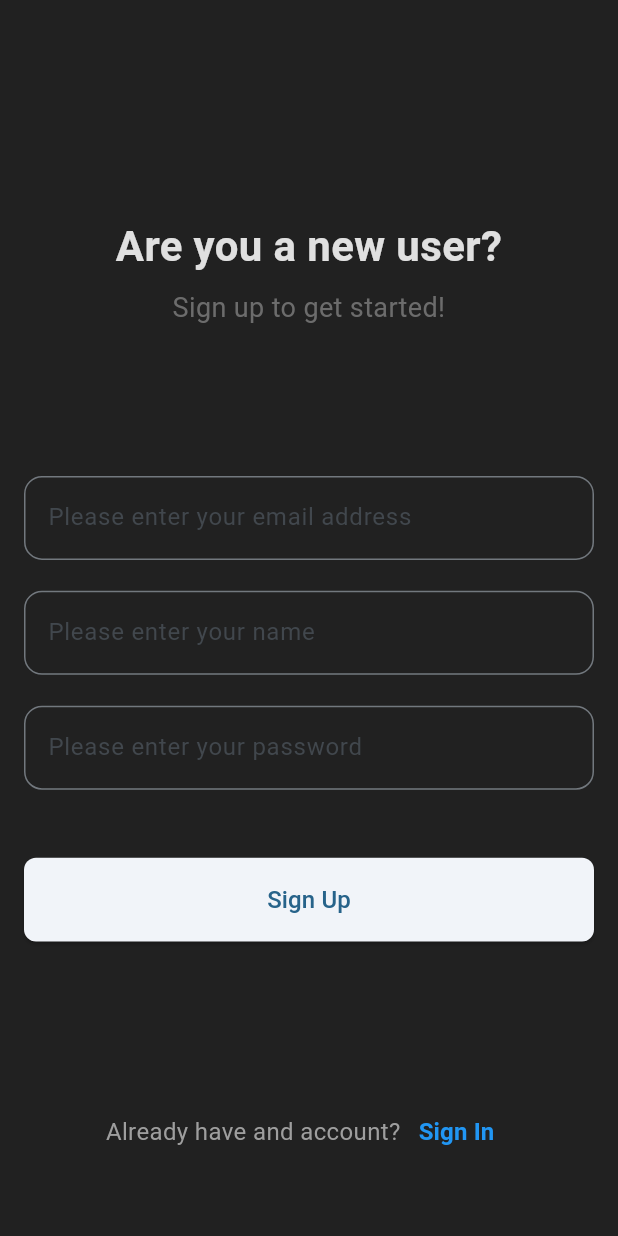
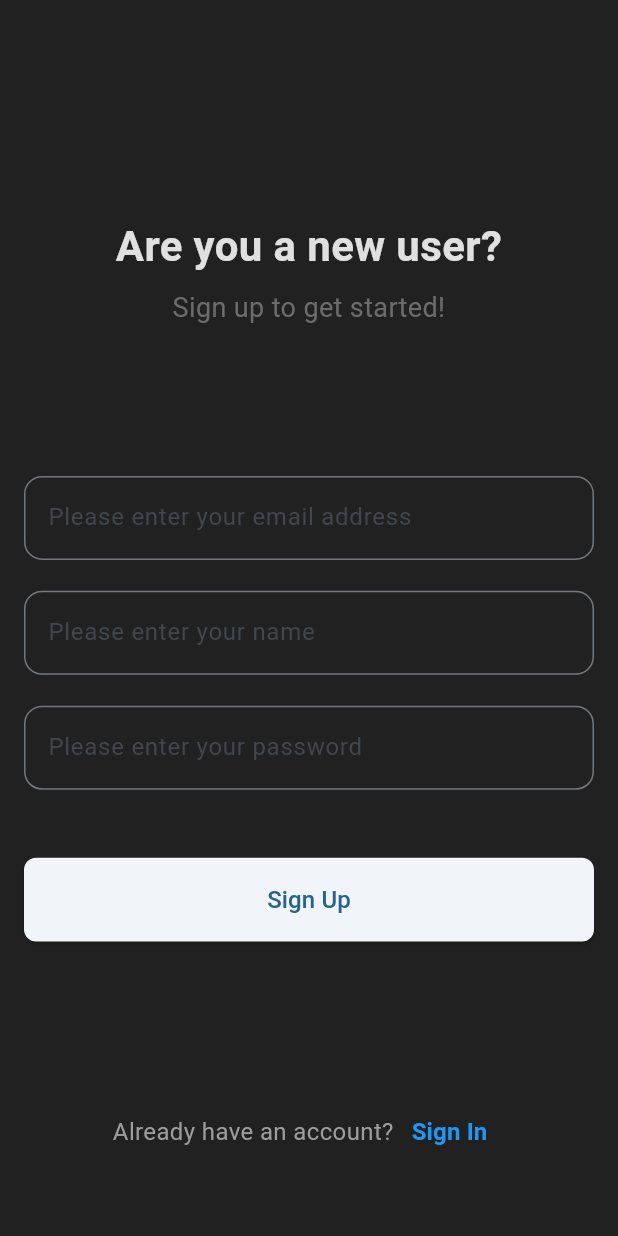
Before and after one commit to melodevv/units_app, a Flutter app: the RegisterPage screen opened by its route, on a phone screen of 412 x 824 dp. Run offline on Flutter 3.47's test engine with Material 2 defaults, Android fonts, the phone set to English and light mode, and no system bars; our stand-ins replace shared_preferences, tuple; missing offline and left inert: backendless_sdk, shared_preferences_web; accounts and stored records are empty.

Commit message:
Update register.dart

```diff
--- a/lib/views/pages/register.dart
+++ b/lib/views/pages/register.dart
@@ -167,7 +167,7 @@ class _RegisterPageState extends State<RegisterPage> {
                         crossAxisAlignment: CrossAxisAlignment.center,
                         children: [
                           const Text(
-                            "Already have and account?",
+                            "Already have an account?",
                             style: TextStyle(
                               color: Colors.grey,
                               fontSize: 16,
```
